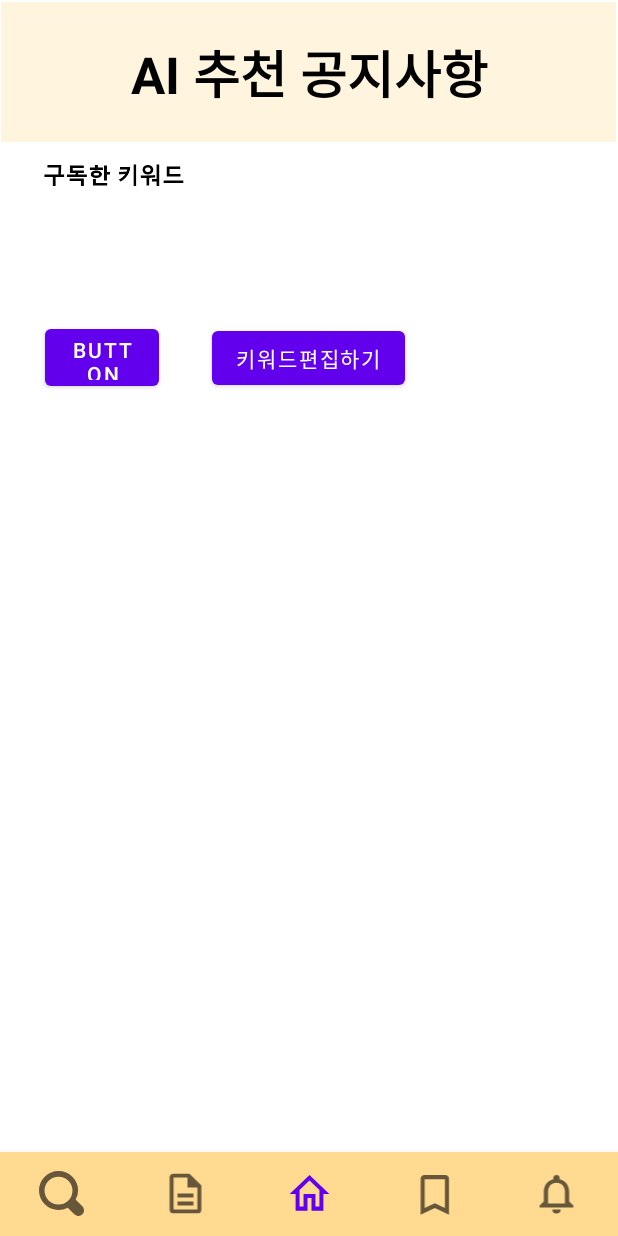
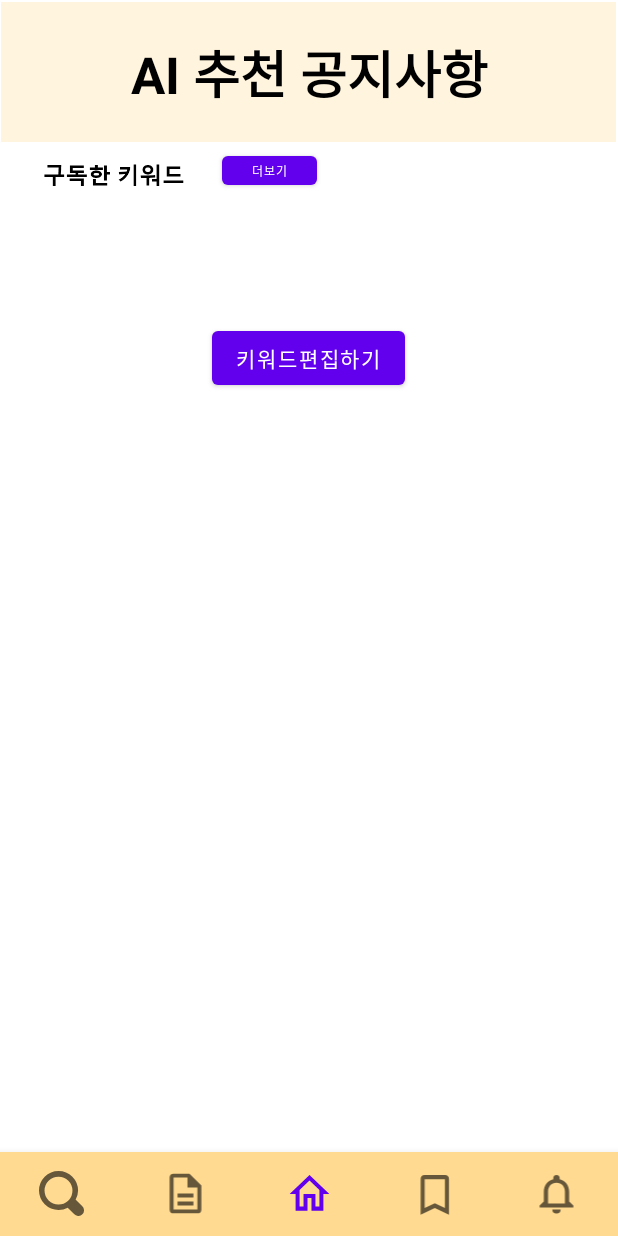
Before and after one commit to Hadongdong/TestGit4, an Android app: the screen it shows after launch (MainActivity), on a phone screen of 412 x 824 dp. Run offline under Robolectric (Android 15) with nearby library versions, the phone set to English and light mode, and no system bars; our stand-ins replace Firebase (no records; nobody signed in at launch, a user with empty details on screens opened directly), Room's generated code, navigation-ui.

```diff
--- a/skku_notice_endscrap/app/src/main/java/com/example/noticesubscribe/fragments/HomeFragment.kt
+++ b/skku_notice_endscrap/app/src/main/java/com/example/noticesubscribe/fragments/HomeFragment.kt
@@ -5,7 +5,6 @@ import android.os.Bundle
 import android.view.LayoutInflater
 import android.view.View
 import android.view.ViewGroup
-import android.widget.Button
 import androidx.fragment.app.Fragment
 import androidx.recyclerview.widget.LinearLayoutManager
 import androidx.recyclerview.widget.RecyclerView
@@ -13,9 +12,7 @@ import com.example.noticesubscribe.databinding.FragmentHomeBinding
 import android.content.Intent
 import android.net.Uri
 import android.util.Log
-import android.widget.ListAdapter
-import android.widget.TextView
-import android.widget.Toast
+import android.widget.*
 import androidx.recyclerview.widget.GridLayoutManager
 import com.example.noticesubscribe.*
 import com.google.firebase.firestore.FirebaseFirestore
@@ -31,6 +28,7 @@ class HomeFragment : Fragment() {
     //var notice_list = ArrayList<Notice>()
     val keyList = arrayListOf<Keyword>()//첫번째 리스트 아이템 배열(구독키워드)
     val keyadapter = KeyWordAdapter(keyList)//첫번째 리사이클러뷰 어댑터 부르기(구독키워드)
+    val delete_btn = view?.findViewById< ImageView>(R.id.btn_delete2)
 
     override fun onCreateView(
         inflater: LayoutInflater,
@@ -58,6 +56,14 @@ class HomeFragment : Fragment() {
             val intent = Intent(getActivity(), KeywordEditActivity::class.java)
             startActivity(intent)
         }
+        delete_btn?.setVisibility(View.INVISIBLE)
+       // delete_btn?.setVisibility(View.GONE);
+
+//        delete_btn?.setOnClickListener{
+//            delete_btn?.isEnabled=false
+//            delete_btn?.isClickable=false
+//        }
+        //delete_btn?.visibility=View.GONE
         val recyclerView = view.findViewById<RecyclerView>(R.id.rv_homenotice)
         val notice_list = arrayListOf<Notice>()
 //        val noticeadapter=NoticeAdapter(view.context, noticeList)
@@ -78,6 +84,23 @@ class HomeFragment : Fragment() {
         mBinding?.rvKeyword?.layoutManager = gridLayoutManager
         mBinding?.rvKeyword?.adapter = keyadapter
 
+//        mBinding?.more?.setOnClickListener {
+//            db.collection("Contacts")
+//                .orderBy("timestamp", Query.Direction.DESCENDING)
+//                .get()
+//                .addOnSuccessListener { documents ->
+//                    for (document in documents) {
+//                        val item = document.toObject(Keyword::class.java)
+//                        keyList.add(item)
+//                    }
+//                    keyadapter.notifyDataSetChanged()
+//                }.addOnFailureListener { exception ->
+//                    Log.w("MainActivity", "Error getting documents: $exception")
+//                }
+//            mBinding?.rvKeyword2?.layoutManager = gridLayoutManager
+//            mBinding?.rvKeyword2?.adapter = keyadapter
+//        }
+
 
         //키워드 해당하는 공지사항 찾기
         keyadapter.itemClick = object : KeyWordAdapter.ItemClick {
@@ -86,11 +109,6 @@ class HomeFragment : Fragment() {
                 val searchOption = "title"//현재는 Notice에 키워드가 포함되어 있지 않아서 제목을 통해서 관련공지사항을 수집함. 추후에 키워드가 생겨나면 "keyword" 로 대체
                 (mBinding?.rvHomenotice?.adapter as NoticeAdapter).search(key.text.toString(), searchOption)
             }
-        }
-
-        mBinding?.button2?.setOnClickListener{
-            var intent = Intent(Intent.ACTION_VIEW, Uri.parse("https://www.naver.com"))
-            startActivity(intent)
         }
 
         recyclerView.layoutManager = LinearLayoutManager(view.context, LinearLayoutManager.VERTICAL, false)
--- a/skku_notice_endscrap/app/src/main/java/com/example/noticesubscribe/noticeadapter.kt
+++ b/skku_notice_endscrap/app/src/main/java/com/example/noticesubscribe/noticeadapter.kt
@@ -45,7 +45,6 @@ class NoticeAdapter( val parentContext: Context,val noticeList: ArrayList<Notice
             startActivity(parentContext, intent, null)
         }
 
-
         val innerDb = Room.databaseBuilder(
             parentContext.applicationContext,
             AppDatabase::class.java, "notice"
--- a/skku_notice_endscrap/app/src/main/res/layout/fragment_home.xml
+++ b/skku_notice_endscrap/app/src/main/res/layout/fragment_home.xml
@@ -78,13 +78,15 @@
         app:layout_constraintVertical_bias="1.0" />
 
     <Button
-        android:id="@+id/button2"
-        android:layout_width="76dp"
-        android:layout_height="50dp"
-        android:layout_marginTop="76dp"
-        android:text="Button"
-        app:layout_constraintEnd_toStartOf="@+id/bt_editKeyword"
-        app:layout_constraintHorizontal_bias="0.46"
-        app:layout_constraintStart_toStartOf="parent"
-        app:layout_constraintTop_toTopOf="@+id/rv_keyword" />
+        android:id="@+id/more"
+        android:layout_width="63dp"
+        android:layout_height="31dp"
+        android:layout_marginTop="24dp"
+        android:text="더보기"
+        android:textSize="8sp"
+        app:layout_constraintEnd_toEndOf="parent"
+        app:layout_constraintHorizontal_bias="0.107"
+        app:layout_constraintStart_toEndOf="@+id/imageView4"
+        app:layout_constraintTop_toBottomOf="@+id/textView2" />
+
 </androidx.constraintlayout.widget.ConstraintLayout>
```
Also changed, not shown: skku_notice_endscrap/app/src/main/AndroidManifest.xml (+5 -2 lines), skku_notice_endscrap/app/src/main/java/com/example/noticesubscribe/KeywordEditActivity.kt (+23 -6 lines), skku_notice_endscrap/app/src/main/java/com/example/noticesubscribe/MyFirebaseMessagingService.kt (added, +88 -0 lines), skku_notice_endscrap/app/src/main/java/com/example/noticesubscribe/fragments/AlarmFragment.kt (+11 -0 lines), skku_notice_endscrap/app/src/main/java/com/example/noticesubscribe/fragments/SearchFragment.kt (+25 -17 lines).
